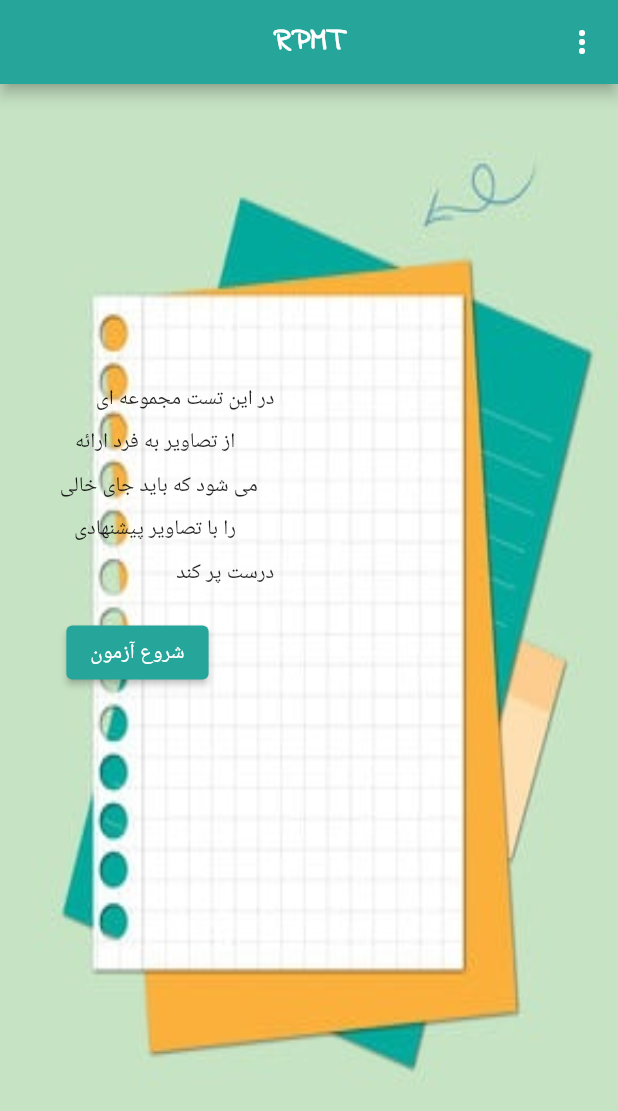
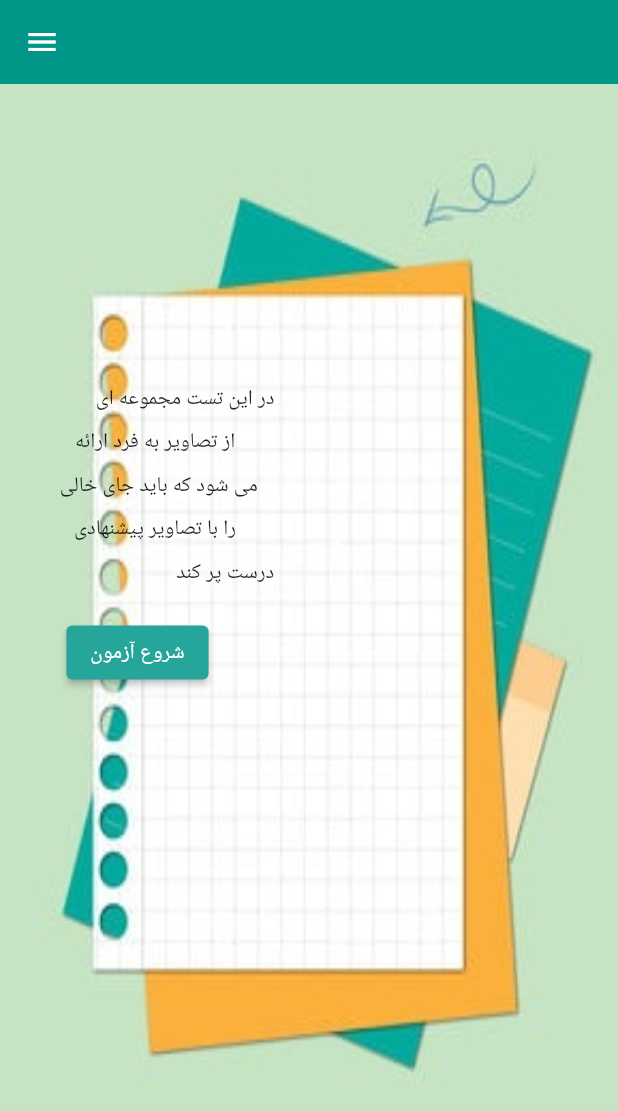
Before and after one commit to narjesabdolii/RPMT_text, a Flutter app: the screen it shows after launch, on a phone screen of 412 x 824 dp. Shown: the top 1111 px of the screen. Run offline on Flutter 3.47's test engine with Material 2 defaults, Android fonts, the phone set to English and light mode, and no system bars; missing offline and left inert: persian_fonts.

Commit message:
wrap appbar in a method

```diff
--- a/lib/pages/Home.dart
+++ b/lib/pages/Home.dart
@@ -13,36 +13,7 @@ class _HomeState extends State<Home> {
   @override
   Widget build(BuildContext context) {
     return Scaffold(
-      appBar: AppBar(
-        title: const Text('RPMT',
-          style: TextStyle(
-            fontFamily: 'IndieFlower-Regular',
-            fontWeight: FontWeight.bold,
-            color: Colors.white,
-          ),
-        ),
-        backgroundColor: Colors.teal[400],
-        centerTitle: true,
-        actions: [
-          PopupMenuButton(
-            itemBuilder: (context){
-              return [
-                const PopupMenuItem<int>(
-                  value: 0,
-                  child: Text('settings'),
-                )
-              ];
-            },
-            onSelected: (value){
-              if(value == 0) {
-                print('settings ');
-              }
-            },
-          )
-        ],
-
-
-      ),
+      appBar: buildAppBar(),
       body: Container(
         alignment: const Alignment(-2, 0),
         decoration: const BoxDecoration(
@@ -66,7 +37,7 @@ class _HomeState extends State<Home> {
             ),
             Container(
               margin: const EdgeInsets.fromLTRB(90.0, 0.0, 20.0, 10.0),
-              child:  Text(
+              child: Text(
                 'از تصاویر به فرد ارائه ',
                 style: PersianFonts.Yekan.copyWith(
                   fontWeight: FontWeight.bold,
@@ -77,7 +48,7 @@ class _HomeState extends State<Home> {
             ),
             Container(
               margin: const EdgeInsets.fromLTRB(95.0, 0.0, 20.0, 10.0),
-              child:  Text(
+              child: Text(
                 'می شود که باید جای خالی ',
                 style: PersianFonts.Yekan.copyWith(
                   fontWeight: FontWeight.bold,
@@ -88,7 +59,7 @@ class _HomeState extends State<Home> {
             ),
             Container(
               margin: const EdgeInsets.fromLTRB(90.0, 0.0, 20.0, 10.0),
-              child:  Text('را با تصاویر پیشنهادی ',
+              child: Text('را با تصاویر پیشنهادی ',
                 style: PersianFonts.Yekan.copyWith(
                   fontWeight: FontWeight.bold,
                   fontSize: 22.0,
@@ -98,7 +69,7 @@ class _HomeState extends State<Home> {
             ),
             Container(
               margin: const EdgeInsets.fromLTRB(180.0, 0.0, 20.0, 10.0),
-              child:  Text(' درست پر کند ',
+              child: Text(' درست پر کند ',
                 style: PersianFonts.Yekan.copyWith(
                   fontWeight: FontWeight.bold,
                   fontSize: 22.0,
@@ -114,7 +85,7 @@ class _HomeState extends State<Home> {
                     Navigator.pushNamed(context, '/Question_one');
                   });
                 },
-                child:  Text(
+                child: Text(
                   'شروع آزمون',
                   style: PersianFonts.Yekan.copyWith(
                     fontSize: 17.0,
@@ -131,4 +102,14 @@ class _HomeState extends State<Home> {
       ),
     );
   }
+  AppBar buildAppBar() {
+    return AppBar(
+      elevation: 0,
+      backgroundColor: Colors.teal,
+      leading: IconButton(
+        icon: const Icon(Icons.menu),
+        onPressed: () {},
+      ),
+    );
+  }
 }
```
